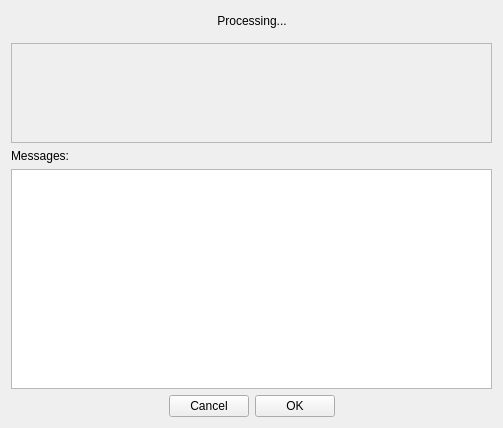
The window that cmultiprogresswidget.ui (aaron-reeves/qt_widgets) describes before a commit, drawn with Qt 5.
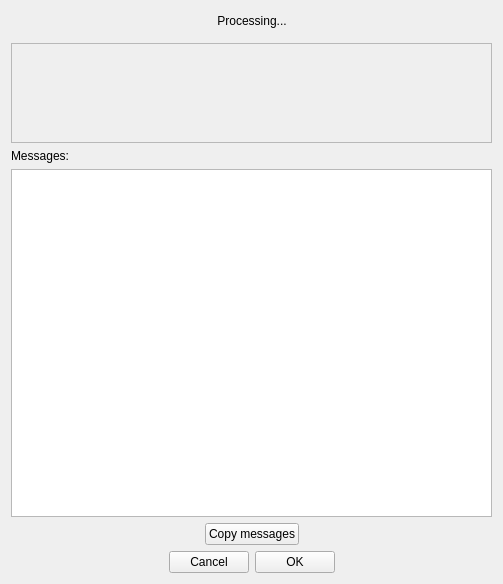
The same window after the commit.

Commit message: Updates to progress widgets from work elsewhere

```diff
--- a/cmultiprogresswidget.ui
+++ b/cmultiprogresswidget.ui
@@ -7,7 +7,7 @@
     <x>0</x>
     <y>0</y>
     <width>503</width>
-    <height>428</height>
+    <height>584</height>
    </rect>
   </property>
   <property name="windowTitle">
@@ -90,6 +90,43 @@
      </property>
     </widget>
    </item>
+   <item>
+    <layout class="QHBoxLayout" name="horizontalLayout_3">
+     <item>
+      <spacer name="horizontalSpacer_5">
+       <property name="orientation">
+        <enum>Qt::Horizontal</enum>
+       </property>
+       <property name="sizeHint" stdset="0">
+        <size>
+         <width>40</width>
+         <height>20</height>
+        </size>
+       </property>
+      </spacer>
+     </item>
+     <item>
+      <widget class="QPushButton" name="btnCopy">
+       <property name="text">
+        <string>Copy messages</string>
+       </property>
+      </widget>
+     </item>
+     <item>
+      <spacer name="horizontalSpacer_6">
+       <property name="orientation">
+        <enum>Qt::Horizontal</enum>
+       </property>
+       <property name="sizeHint" stdset="0">
+        <size>
+         <width>40</width>
+         <height>20</height>
+        </size>
+       </property>
+      </spacer>
+     </item>
+    </layout>
+   </item>
    <item>
     <layout class="QHBoxLayout" name="horizontalLayout">
      <item>
```
The commit also changes 6 other files.
